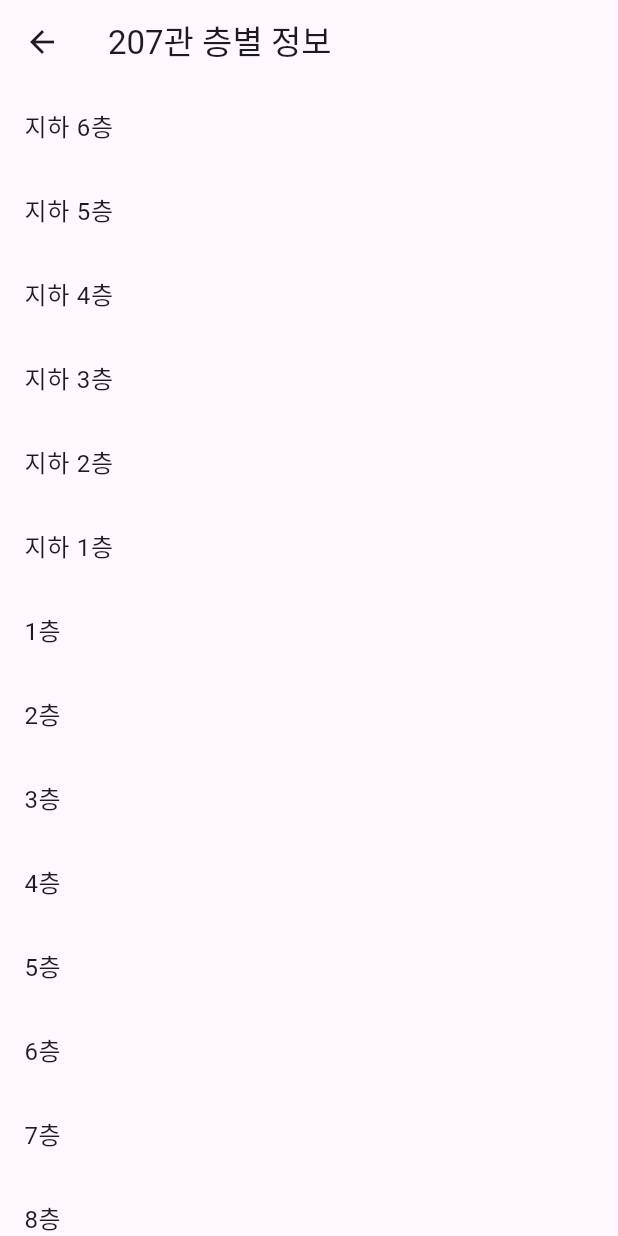
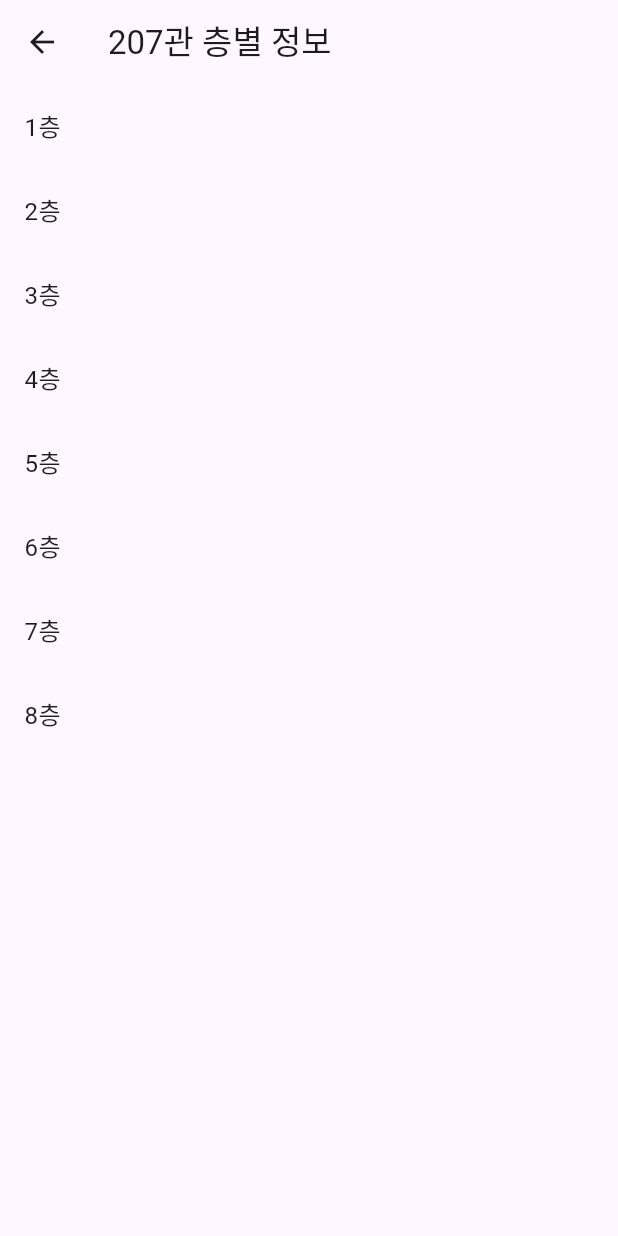
Before and after one commit to daneck99/Mobile_app_dev, a Flutter app: the FloorInfoPage_207 screen opened directly, on a phone screen of 412 x 824 dp. Run offline on Flutter 3.47's test engine with Material 3 defaults, Android fonts, the phone set to English and light mode, and no system bars; our stand-ins replace cached_network_image, cloud_firestore, firebase_auth, firebase_core, firebase_storage, geolocator and 4 more; accounts and stored records are empty.

Commit message:
mappage 수정

```diff
--- a/lib/map/map_page.dart
+++ b/lib/map/map_page.dart
@@ -18,7 +18,7 @@ class _MapScreenState extends State<MapScreen> {
   @override
   void initState() {
     super.initState();
-    _getCurrentLocation(); // 초기 위치 가져오기
+    _getCurrentLocation(); // 초기 위치
     _startLocationUpdates(); // 실시간 위치 업데이트
   }
 
@@ -29,7 +29,7 @@ class _MapScreenState extends State<MapScreen> {
     }
   }
 
-  // 현재 위치 가져오기 함수
+  // 현재 위치 가져오기
   Future<void> _getCurrentLocation() async {
     bool serviceEnabled = await Geolocator.isLocationServiceEnabled();
     if (!serviceEnabled) {
@@ -88,7 +88,7 @@ class _MapScreenState extends State<MapScreen> {
 
   @override
   void dispose() {
-    positionStream?.cancel(); // 앱 종료 시 위치 스트림 해제
+    positionStream?.cancel();
     super.dispose();
   }
 
@@ -133,7 +133,6 @@ class _MapScreenState extends State<MapScreen> {
               children: [
                 ElevatedButton(
                   onPressed: () {
-                    // '310관' 버튼 눌렀을 때 FloorInfoPage로 이동
                     Navigator.push(
                       context,
                       MaterialPageRoute(builder: (context) => FloorInfoPage_310()),
@@ -147,7 +146,6 @@ class _MapScreenState extends State<MapScreen> {
                 SizedBox(width: 10),
                 ElevatedButton(
                   onPressed: () {
-                    // '310관' 버튼 눌렀을 때 FloorInfoPage로 이동
                     Navigator.push(
                       context,
                       MaterialPageRoute(builder: (context) => FloorInfoPage_208()),
@@ -161,7 +159,6 @@ class _MapScreenState extends State<MapScreen> {
                 SizedBox(width: 10),
                 ElevatedButton(
                   onPressed: () {
-                    // '310관' 버튼 눌렀을 때 FloorInfoPage로 이동
                     Navigator.push(
                       context,
                       MaterialPageRoute(builder: (context) => FloorInfoPage_207()),
@@ -217,7 +214,6 @@ class FloorInfoPage_310 extends StatelessWidget {
           return ListTile(
             title: Text(floorInfo[index]),
             onTap: () {
-              // 해당 층 클릭 시 FloorDetailPage로 이동하며 층 이름 전달
               Navigator.push(
                 context,
                 MaterialPageRoute(
@@ -234,14 +230,7 @@ class FloorInfoPage_310 extends StatelessWidget {
 
 // 층별 정보 페이지
 class FloorInfoPage_208 extends StatelessWidget {
-  // 지하 6층부터 지상 10층까지의 층별 정보 리스트
   final List<String> floorInfo = [
-    '지하 6층',
-    '지하 5층',
-    '지하 4층',
-    '지하 3층',
-    '지하 2층',
-    '지하 1층',
     '1층',
     '2층',
     '3층',
@@ -262,7 +251,6 @@ class FloorInfoPage_208 extends StatelessWidget {
           return ListTile(
             title: Text(floorInfo[index]),
             onTap: () {
-              // 해당 층 클릭 시 FloorDetailPage로 이동하며 층 이름 전달
               Navigator.push(
                 context,
                 MaterialPageRoute(
@@ -278,14 +266,7 @@ class FloorInfoPage_208 extends StatelessWidget {
 }
 
 class FloorInfoPage_207 extends StatelessWidget {
-  // 지하 6층부터 지상 10층까지의 층별 정보 리스트
   final List<String> floorInfo = [
-    '지하 6층',
-    '지하 5층',
-    '지하 4층',
-    '지하 3층',
-    '지하 2층',
-    '지하 1층',
     '1층',
     '2층',
     '3층',
@@ -308,7 +289,6 @@ class FloorInfoPage_207 extends StatelessWidget {
           return ListTile(
             title: Text(floorInfo[index]),
             onTap: () {
-              // 해당 층 클릭 시 FloorDetailPage로 이동하며 층 이름 전달
               Navigator.push(
                 context,
                 MaterialPageRoute(
@@ -328,7 +308,6 @@ class FloorDetailPage extends StatelessWidget {
 
   FloorDetailPage({required this.floorName});
 
-  // 층별 이미지 경로를 매핑하는 함수
   String _getImagePath(String floorName) {
     final Map<String, String> floorImages = {
       '지하 6층': 'assets/parking.png',
@@ -342,25 +321,23 @@ class FloorDetailPage extends StatelessWidget {
       '3층': 'assets/floor_3.png',
       '4층': 'assets/floor_4.png',
       '5층': 'assets/floor_5.png',
-      '6층': 'assets/floor_6.png',
-      '7층': 'assets/floor_7.png',
-      '8층': 'assets/floor_8.png',
-      '9층': 'assets/floor_9.png',
-      '10층': 'assets/floor_10.png',
+      '6층': 'assets/floor_5.png',
+      '7층': 'assets/floor_5.png',
+      '8층': 'assets/floor_5.png',
+      '9층': 'assets/floor_5.png',
+      '10층': 'assets/floor_5.png',
     };
 
-    // 이미지 경로를 반환하거나 기본 경로를 설정
     return floorImages[floorName] ?? 'assets/default_floor.png';
   }
 
   @override
   Widget build(BuildContext context) {
-    // 이미지 경로 가져오기
     final imagePath = _getImagePath(floorName);
 
     return Scaffold(
       appBar: AppBar(
-        title: Text(floorName), // 클릭한 층의 이름 표시
+        title: Text(floorName),
       ),
       body: Center(
         child: Column(
```
